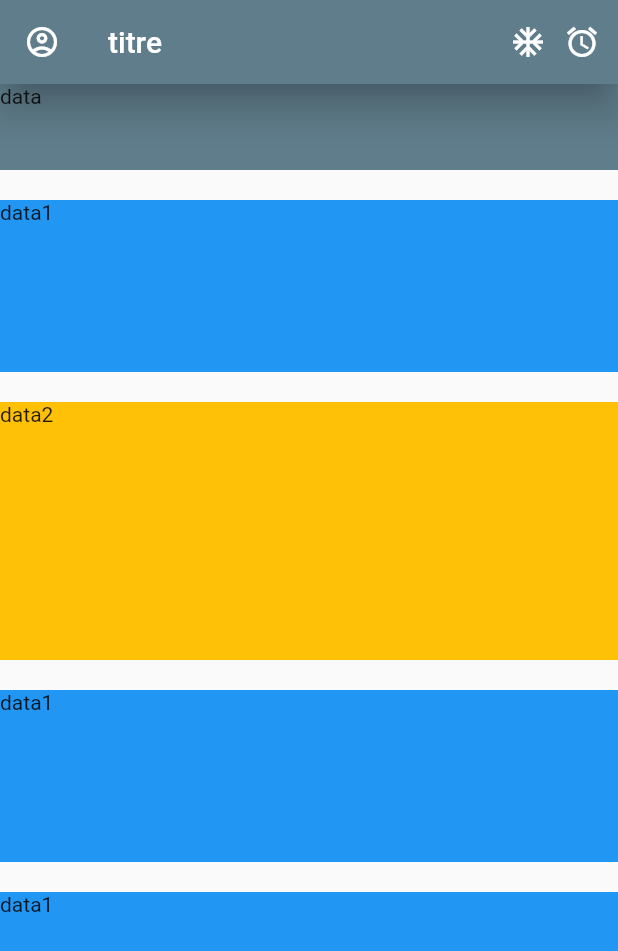
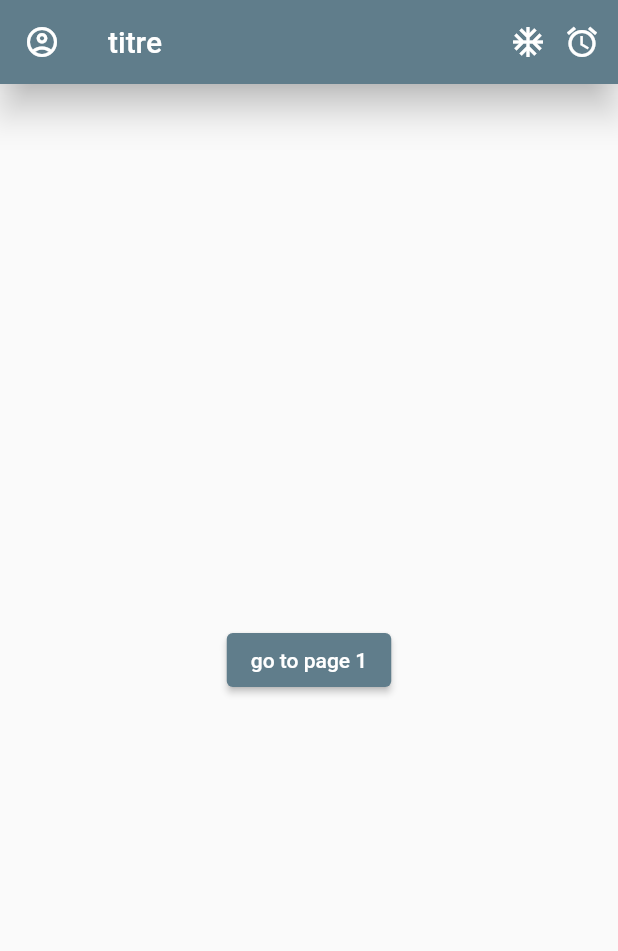
Before and after one commit to jerryalex15/E-commerce_Flutter, a Flutter app: the screen it shows after launch, on a phone screen of 412 x 824 dp. Shown: the top 951 px of the screen. Run offline on Flutter 3.47's test engine with Material 2 defaults, Android fonts, the phone set to English and light mode, and no system bars.

Commit message:
deuxieme commit

```diff
--- a/lib/main.dart
+++ b/lib/main.dart
@@ -45,48 +45,14 @@ class _Home extends State<Home>{
                 ],
                 elevation: 10.0
             ),
-            body: new Column(
-                crossAxisAlignment: CrossAxisAlignment.stretch,
-                children: [
-                    Expanded(
-                        child: Container(
-                            color: Colors.blueGrey,
-                            child: Text("data"),
-                        )
-                    ),
-                    SizedBox(height: 20.0,),
-                    Expanded(
-                        flex: 2,
-                        child: Container(
-                            color: Colors.blue,
-                            child: Text("data1"),
-                        )
-                    ),
-                    SizedBox(height: 20.0,),
-                    Expanded(
-                        flex: 3,
-                        child: Container(
-                            color: Colors.amber,
-                            child: Text("data2"),
-                        )
-                    ),
-                    SizedBox(height: 20.0,),
-                    Expanded(
-                        flex: 2,
-                        child: Container(
-                            color: Colors.blue,
-                            child: Text("data1"),
-                        )
-                    ),
-                    SizedBox(height: 20.0,),
-                    Expanded(
-                        flex: 4,
-                        child: Container(
-                            color: Colors.blue,
-                            child: Text("data1"),
-                        )
-                    )
-                ],
+            body: Center(
+              widthFactor: 30.0,
+              heightFactor: 30.0,
+                child: ElevatedButton(
+                  child: Text("go to page 1"),
+                  onPressed: ()=>{
+
+                  },),
             ),
         );
     }
--- a/pubspec.yaml
+++ b/pubspec.yaml
@@ -50,6 +50,7 @@ flutter:
      - images/husky.jpg
      - images/water-lily.jpg
      - images/kingfisher.jpg
+     - images/phonewallpaper.jpg
   #   - images/a_dot_burr.jpeg
   #   - images/a_dot_ham.jpeg
 
```
Also changed, not shown: lib/premier.dart (added, +31 -0 lines), images/phonewallpaper.jpg (added).
